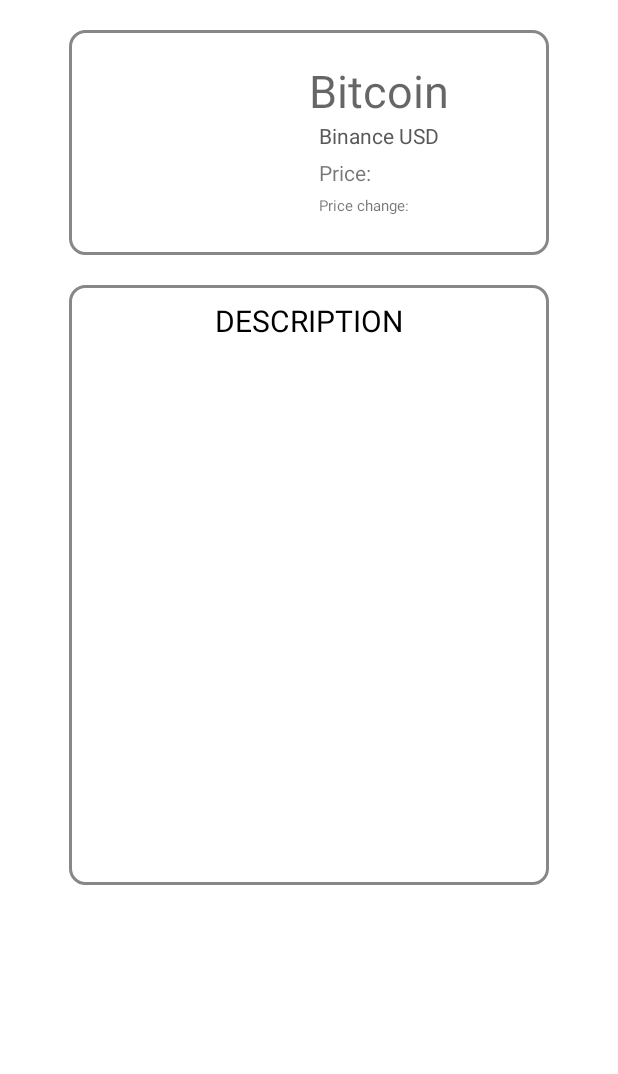
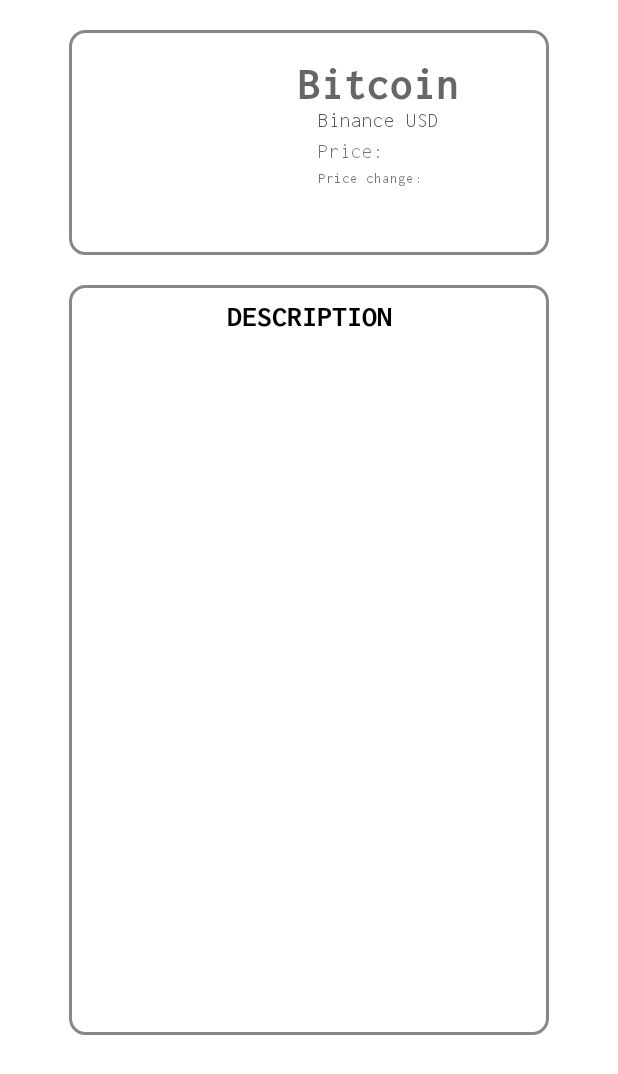
Before and after one commit to nikikrad/ImprovedCrypto, an Android app: the layout fragment_description.xml on its own in the app's theme, with its tools: preview values and no code run, on a phone screen of 412 x 824 dp. Shown: the top 1074 px of the screen. Run offline under Robolectric (Android 15) with nearby library versions, the phone set to English and light mode, and no system bars; network calls fail.

```diff
--- a/app/src/main/res/layout/activity_main.xml
+++ b/app/src/main/res/layout/activity_main.xml
@@ -13,6 +13,7 @@
         app:layout_constraintBottom_toBottomOf="parent"
         app:layout_constraintEnd_toEndOf="parent"
         app:layout_constraintStart_toStartOf="parent"
+        android:fontFamily="@font/inconsolata_regular"
         app:menu="@menu/bottom_menu" />
 
     <androidx.fragment.app.FragmentContainerView
--- a/app/src/main/res/layout/fragment_description.xml
+++ b/app/src/main/res/layout/fragment_description.xml
@@ -17,7 +17,7 @@
     <androidx.viewpager.widget.ViewPager
         android:id="@+id/v_Secondary"
         android:layout_width="320dp"
-        android:layout_height="400dp"
+        android:layout_height="500dp"
         app:layout_constraintTop_toBottomOf="@+id/v_Main"
         app:layout_constraintStart_toStartOf="@+id/v_Main"
         app:layout_constraintEnd_toEndOf="@+id/v_Main"
@@ -36,7 +36,8 @@
         app:layout_constraintStart_toEndOf="@+id/iv_Avatar"
         app:layout_constraintTop_toTopOf="@+id/v_Main"
         android:layout_marginTop="20dp"
-        android:layout_marginEnd="70dp"/>
+        android:layout_marginEnd="70dp"
+        android:fontFamily="@font/inconsolata_bold"/>
 
     <ImageView
         android:id="@+id/iv_Avatar"
@@ -56,7 +57,8 @@
         android:text="Binance USD"
         app:layout_constraintStart_toStartOf="@+id/tv_Name"
         app:layout_constraintEnd_toEndOf="@+id/tv_Name"
-        app:layout_constraintTop_toBottomOf="@+id/tv_Name"/>
+        app:layout_constraintTop_toBottomOf="@+id/tv_Name"
+        android:fontFamily="@font/inconsolata_regular"/>
 
     <TextView
         android:id="@+id/tv_StaticPrice"
@@ -65,7 +67,8 @@
         app:layout_constraintTop_toBottomOf="@+id/tv_StaticBinance"
         app:layout_constraintStart_toStartOf="@+id/tv_StaticBinance"
         android:text="Price: "
-        android:layout_marginTop="5dp"/>
+        android:layout_marginTop="5dp"
+        android:fontFamily="@font/inconsolata_regular"/>
 
     <TextView
         android:id="@+id/tv_Price"
@@ -82,7 +85,8 @@
         android:text="Price change:"
         app:layout_constraintTop_toBottomOf="@+id/tv_StaticPrice"
         app:layout_constraintStart_toStartOf="@+id/tv_StaticPrice"
-        android:layout_marginTop="5dp"/>
+        android:layout_marginTop="5dp"
+        android:fontFamily="@font/inconsolata_regular"/>
 
     <TextView
         android:id="@+id/tv_ChangePrice"
@@ -101,7 +105,8 @@
         android:layout_marginTop="10dp"
         android:text="DESCRIPTION"
         android:textColor="@color/black"
-        android:textSize="20sp"/>
+        android:textSize="20sp"
+        android:fontFamily="@font/inconsolata_bold"/>
 
     <TextView
         android:id="@+id/tv_Description"
```
Also changed, not shown: app/src/main/java/com/example/improvedcrypto/MainActivity.kt (+6 -6 lines), app/src/main/java/com/example/improvedcrypto/files/main/MainAdapter.kt (+15 -7 lines), app/src/main/java/com/example/improvedcrypto/files/main/MainFragment.kt (+8 -7 lines), app/src/main/java/com/example/improvedcrypto/files/main/description/DescriptionCoinFragment.kt (+5 -4 lines), app/src/main/java/com/example/improvedcrypto/files/repository/TemporaryId.kt (added, +12 -0 lines), app/src/main/res/font/font_family.xml (added, +13 -0 lines), app/src/main/res/layout/item_coin.xml (+6 -2 lines), app/src/main/res/navigation/nav_graph.xml (+14 -6 lines), app/src/main/res/font/inconsolata_bold.ttf (added), app/src/main/res/font/inconsolata_regular.ttf (added).
